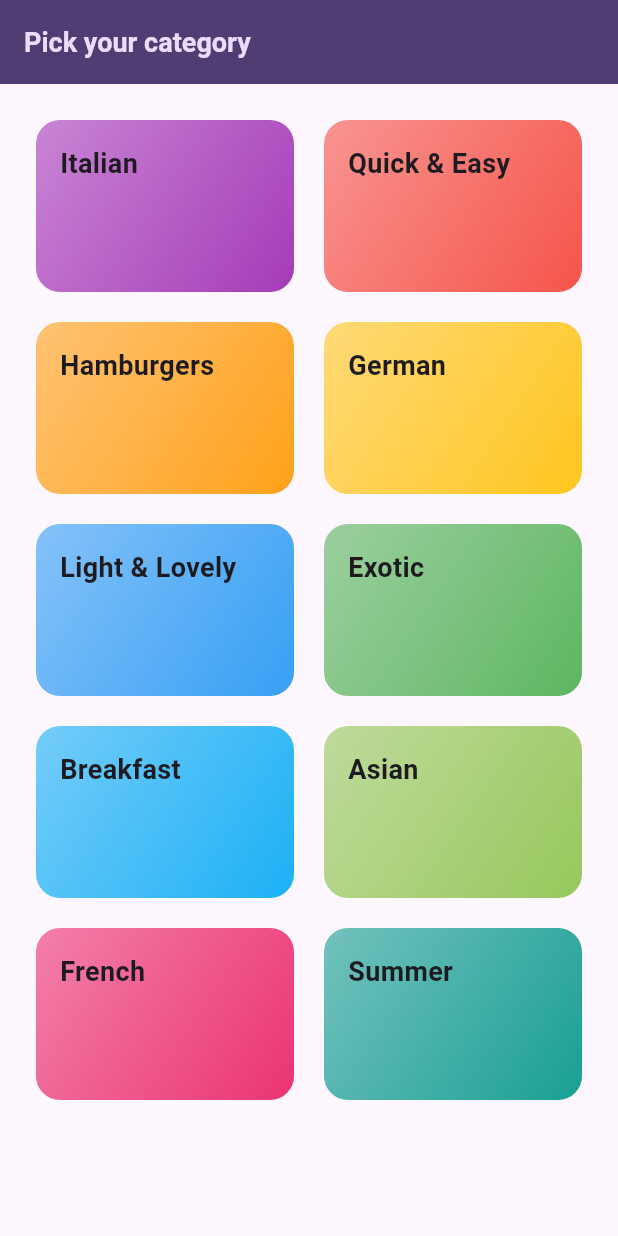
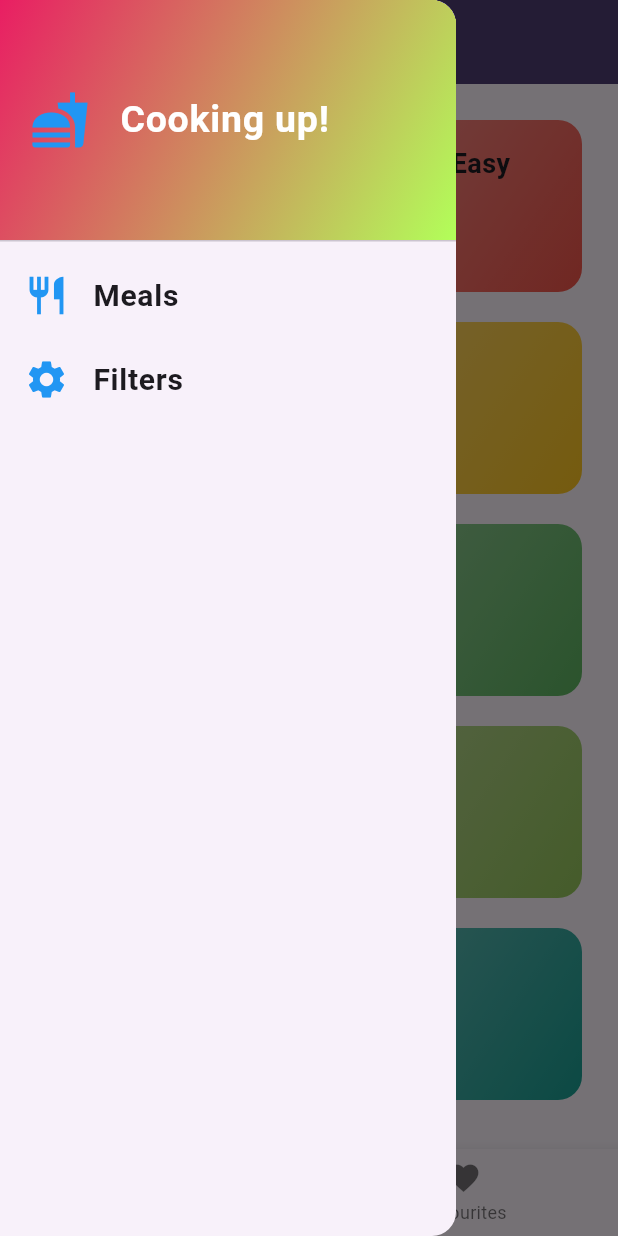
Before and after one commit to Sagor2396/Food-App, a Flutter app: the screen it shows after launch, with the side drawer open (before the commit the screen has no drawer), on a phone screen of 412 x 824 dp. Run offline on Flutter 3.47's test engine with Material 3 defaults, Android fonts, the phone set to English and light mode, and no system bars; our stand-ins replace flutter_riverpod, transparent_image.

Commit message:
adding riverpod

```diff
--- a/lib/main.dart
+++ b/lib/main.dart
@@ -1,4 +1,5 @@
 import 'package:flutter/material.dart';
+import 'package:flutter_riverpod/flutter_riverpod.dart';
 import 'package:food_app/screens/splash_screen.dart';
 
 var sColorScheme = ColorScheme.fromSeed(seedColor: Colors.deepPurple);
@@ -7,7 +8,16 @@ var dColorScheme = ColorScheme.fromSeed(
     seedColor: Color.fromARGB(
         255, 60, 110, 122));
 void main() {
-  runApp(MaterialApp(
+  runApp(ProviderScope(
+    child: App(),
+  ),
+  );
+}
+
+class App extends StatelessWidget{
+  @override
+  Widget build(BuildContext context) {
+    return MaterialApp(
       darkTheme: ThemeData.dark().copyWith(
         useMaterial3: true,
         colorScheme: dColorScheme,
@@ -51,5 +61,7 @@ void main() {
       themeMode: ThemeMode.system,
       debugShowCheckedModeBanner: false,
       home: SplashScreen(),
-  ));
+    );
   }
+
+}
--- /dev/null
+++ b/lib/providers/meals_provider.dart
@@ -0,0 +1,6 @@
+import 'package:flutter_riverpod/flutter_riverpod.dart';
+import 'package:food_app/data/dummy_data.dart';
+
+final mealsProvider = Provider((ref){
+  return dummyMeals;
+});
--- a/lib/screens/categories_screen.dart
+++ b/lib/screens/categories_screen.dart
@@ -3,13 +3,16 @@ import 'package:food_app/screens/meals_screen.dart';
 import 'package:food_app/widgets/category_grid_item.dart';
 import '../data/dummy_data.dart';
 import '../models/category.dart';
+import '../models/meal.dart';
 
 
 class CategoriesScreen extends StatelessWidget {
-  const CategoriesScreen({super.key});
+  CategoriesScreen({super.key, required this.onToggleFavourite,required this.availableMeals});
+  void Function(Meal meal) onToggleFavourite;
+  final List<Meal> availableMeals;
 
   void _selectCategory(BuildContext context, Category category) {
-    final filteredMeals = dummyMeals
+    final filteredMeals = availableMeals
         .where((meal) => meal.categories.contains(category.id))
         .toList();
 
@@ -18,6 +21,7 @@ class CategoriesScreen extends StatelessWidget {
         builder: (ctx) => MealsScreen(
           title: category.title,
           meals: filteredMeals,
+          onToggleFavourite: onToggleFavourite,
         ),
       ),
     ); // Navigator.push(context, route)
@@ -25,11 +29,7 @@ class CategoriesScreen extends StatelessWidget {
 
   @override
   Widget build(BuildContext context) {
-    return Scaffold(
-      appBar: AppBar(
-        title: const Text('Pick your category'),
-      ),
-      body: GridView(
+    return GridView(
         padding: const EdgeInsets.all(24),
         gridDelegate: const SliverGridDelegateWithFixedCrossAxisCount(
           crossAxisCount: 2,
@@ -47,7 +47,6 @@ class CategoriesScreen extends StatelessWidget {
               },
             )
         ],
-      ),
     );
   }
 }
--- a/lib/screens/splash_screen.dart
+++ b/lib/screens/splash_screen.dart
@@ -1,5 +1,6 @@
 import 'dart:async';
 import 'package:flutter/material.dart';
+import 'package:food_app/screens/tabs_screen.dart';
 
 import 'categories_screen.dart';
 
@@ -18,7 +19,7 @@ class _SplashScreenState extends State<SplashScreen> {
       Duration(seconds: 3), // Adjust the duration as needed
       () => Navigator.pushReplacement(
         context,
-        MaterialPageRoute(builder: (context) => CategoriesScreen()),
+        MaterialPageRoute(builder: (context) => TabsScreen()),
       ),
     );
   }
--- /dev/null
+++ b/lib/screens/tabs_screen.dart
@@ -0,0 +1,122 @@
+import 'package:flutter/material.dart';
+import 'package:flutter_riverpod/flutter_riverpod.dart';
+import 'package:food_app/data/dummy_data.dart';
+import 'package:food_app/models/meal.dart';
+import 'package:food_app/providers/meals_provider.dart';
+import 'package:food_app/screens/categories_screen.dart';
+import 'package:food_app/screens/filters_screen.dart';
+import 'package:food_app/screens/meals_screen.dart';
+import 'package:food_app/widgets/main_drawer.dart';
+import '../widgets/filters_category.dart';
+
+const kInitialFilters = {
+  Filter.glutenFree: false,
+  Filter.lactosFree: false,
+  Filter.vagetarian: false,
+  Filter.vegan: false,
+};
+
+class TabsScreen extends ConsumerStatefulWidget {
+  TabsScreen({super.key});
+  @override
+  ConsumerState<TabsScreen> createState() {
+    return _TabsScreenState();
+  }
+}
+
+class _TabsScreenState extends ConsumerState<TabsScreen> {
+  int _selectedPageIndex = 0;
+  final List<Meal> favouriteMeal = [];
+  Map<Filter, bool> _selectedFilters = kInitialFilters;
+
+  void _showInfoMessage(String message) {
+    ScaffoldMessenger.of(context).clearSnackBars();
+    ScaffoldMessenger.of(context)
+        .showSnackBar(SnackBar(content: Text(message)));
+  }
+
+  void _toggleMealFavouriteStatus(Meal meal) {
+    final isExisting = favouriteMeal.contains(meal);
+    setState(() {
+      if (isExisting) {
+        favouriteMeal.remove(meal);
+        _showInfoMessage('Meal is no longer a favourite');
+      } else {
+        favouriteMeal.add(meal);
+        _showInfoMessage('Marked as favourite!');
+      }
+    });
+  }
+
+  void setScreen(String identifier) async {
+    if (identifier == 'filters') {
+      Navigator.of(context).pop();
+      final result = await Navigator.of(context).push<Map<Filter, bool>>(
+          MaterialPageRoute(
+              builder: (ctx) => FiltersScreen(currentFilters: _selectedFilters)));
+      setState(() {
+        _selectedFilters = result ?? kInitialFilters;
+      });
+    } else {
+      Navigator.of(context).pop();
+    }
+  }
+
+  void selectedScreen(int index) {
+    setState(() {
+      _selectedPageIndex = index;
+    });
+  }
+
+  @override
+  Widget build(BuildContext context) {
+    final meals = ref.watch(mealsProvider);
+    final availableMeals = meals.where((meal) {
+      if (_selectedFilters[Filter.glutenFree]! && !meal.isGlutenFree) {
+        return false;
+      }
+      if (_selectedFilters[Filter.lactosFree]! && !meal.isLactoseFree) {
+        return false;
+      }
+      if (_selectedFilters[Filter.vagetarian]! && !meal.isVegetarian) {
+        return false;
+      }
+      if (_selectedFilters[Filter.vegan]! && !meal.isVegan) {
+        return false;
+      }
+      return true;
+    }).toList();
+    Widget activeScreen = CategoriesScreen(
+      onToggleFavourite: _toggleMealFavouriteStatus,
+      availableMeals: availableMeals,
+    );
+    var activePageTitle = 'Categories';
+    if (_selectedPageIndex == 1) {
+      activeScreen = MealsScreen(
+        meals: favouriteMeal,
+        onToggleFavourite: _toggleMealFavouriteStatus,
+      );
+      activePageTitle = 'Your Favourites';
+    }
+
+    return Scaffold(
+      appBar: AppBar(
+        title: Text(activePageTitle),
+      ),
+      drawer: MainDrawer(
+        onSelectScreen: setScreen,
+      ),
+      body: activeScreen,
+      bottomNavigationBar: BottomNavigationBar(
+        onTap: selectedScreen,
+        currentIndex: _selectedPageIndex,
+        items: [
+          BottomNavigationBarItem(
+              icon: Icon(Icons.category), label: 'Categories'),
+          BottomNavigationBarItem(
+              icon: Icon(Icons.favorite), label: 'Favourites'),
+        ],
+      ),
+    );
+  }
+}
--- /dev/null
+++ b/lib/widgets/main_drawer.dart
@@ -0,0 +1,77 @@
+import 'package:flutter/cupertino.dart';
+import 'package:flutter/material.dart';
+
+class MainDrawer extends StatelessWidget {
+  MainDrawer({super.key, required this.onSelectScreen});
+
+  void Function(String identifier) onSelectScreen;
+
+  @override
+  Widget build(BuildContext context) {
+    return Drawer(
+      child: Column(
+        children: [
+          DrawerHeader(
+              padding: EdgeInsets.all(20),
+              decoration: BoxDecoration(
+                gradient: LinearGradient(
+                  colors: [
+                    Colors.pink,
+                    Colors.lightGreenAccent,
+                  ],
+                  begin: Alignment.topLeft,
+                  end: Alignment.bottomRight,
+                ),
+              ),
+              child: Row(
+                children: [
+                  Icon(
+                    Icons.fastfood,
+                    size: 40,
+                    color: Colors.blue,
+                  ),
+                  SizedBox(
+                    width: 20,
+                  ),
+                  Text(
+                    'Cooking up!',
+                    style: TextStyle(
+                        color: Colors.white,
+                        fontSize: 25,
+                        fontWeight: FontWeight.w600),
+                  ),
+                ],
+              )),
+          ListTile(
+            leading: Icon(
+              Icons.restaurant_outlined,
+              size: 30,
+              color: Colors.blue,
+            ),
+            title: Text(
+              'Meals',
+              style: TextStyle(fontWeight: FontWeight.bold, fontSize: 20),
+            ),
+            onTap: () {
+              onSelectScreen('Meals');
+            },
+          ),
+          ListTile(
+            leading: Icon(
+              Icons.settings,
+              size: 30,
+              color: Colors.blue,
+            ),
+            title: Text(
+              'Filters',
+              style: TextStyle(fontWeight: FontWeight.bold, fontSize: 20),
+            ),
+            onTap: () {
+              onSelectScreen('filters');
+            },
+          ),
+        ],
+      ),
+    );
+  }
+}
--- a/pubspec.yaml
+++ b/pubspec.yaml
@@ -36,6 +36,7 @@ dependencies:
   # Use with the CupertinoIcons class for iOS style icons.
   cupertino_icons: ^1.0.6
   transparent_image: ^2.0.1
+  flutter_riverpod: ^2.5.1
 
 dev_dependencies:
   flutter_test:
```
Also changed, not shown: lib/screens/filters_screen.dart (added, +35 -0 lines), lib/screens/meal_details_screen.dart (+7 -1 lines), lib/screens/meals_screen.dart (+11 -4 lines), lib/widgets/filters_category.dart (added, +102 -0 lines), pubspec.lock. Lines whose indentation alone changed are shown as unchanged.
